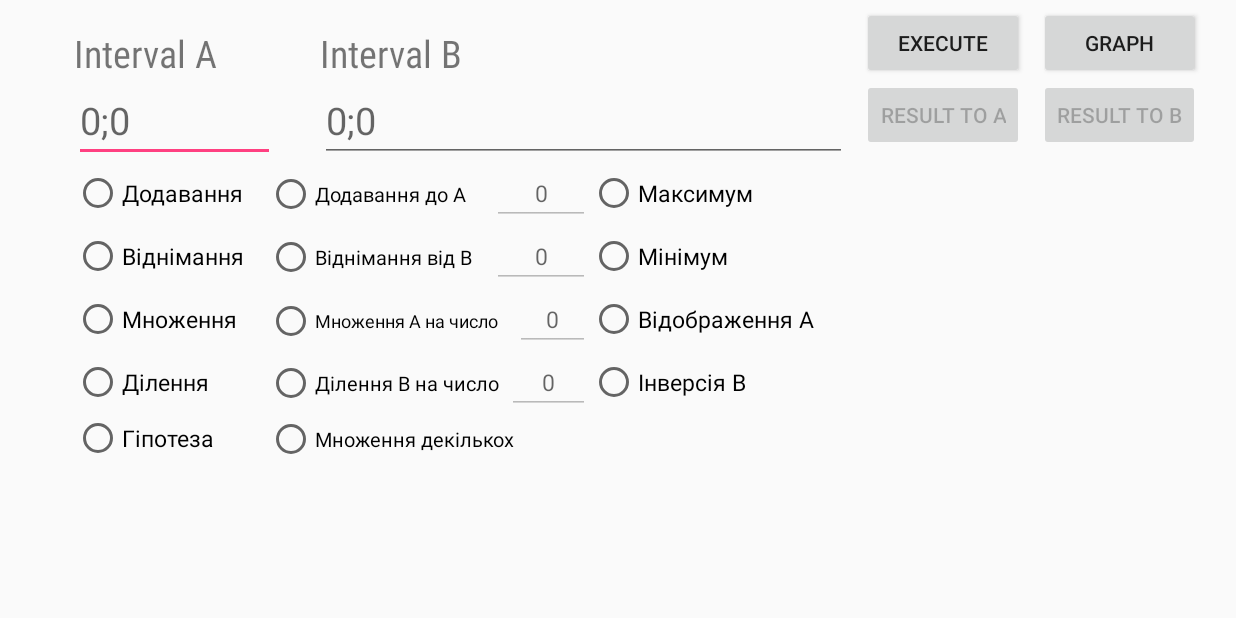
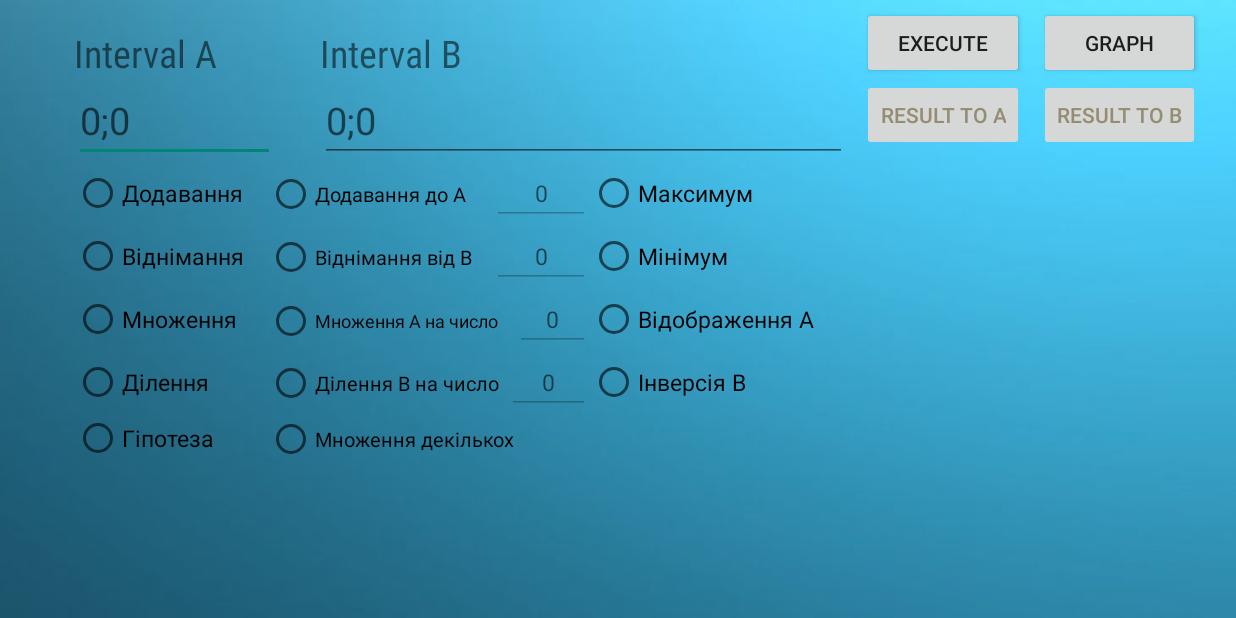
Before and after one commit to sanstorik/confidence_interval_operations, an Android app: the screen it shows after launch (MainActivity), on a phone screen of 824 x 412 dp (held sideways). Run offline under Robolectric (Android 15) with nearby library versions, the phone set to English and light mode, and no system bars.

Commit message:
added new validation for number input, graph activties

```diff
--- a/app/src/main/AndroidManifest.xml
+++ b/app/src/main/AndroidManifest.xml
@@ -12,6 +12,7 @@
         <activity
             android:name=".MainActivity"
             android:configChanges="orientation"
+            android:theme="@style/Theme.AppCompat.DayNight.NoActionBar"
             android:screenOrientation="sensorLandscape">
             <intent-filter>
                 <action android:name="android.intent.action.MAIN" />
@@ -19,7 +20,9 @@
                 <category android:name="android.intent.category.LAUNCHER" />
             </intent-filter>
         </activity>
-        <activity android:name=".interval_array_input.ConfidenceArrayListActivity"></activity>
+        <activity android:name=".interval_array_input.ConfidenceArrayListActivity" />
+        <activity android:name=".interval_graph.interval_graph_activity"
+            />
     </application>
 
 </manifest>
--- a/app/src/main/java/com/example/chloe/confidence_interval_operations/MainActivity.kt
+++ b/app/src/main/java/com/example/chloe/confidence_interval_operations/MainActivity.kt
@@ -28,14 +28,14 @@ class MainActivity : Activity(), MainActivityView {
             intervalB_et.setText(value)
         }
 
-    override val divideNumberInput: Double
-        get() = divideNumber_et.text.toString().toDouble()
-    override val multiplyNumberInput: Double
-        get() = multiplyNumber_et.text.toString().toDouble()
-    override val addNumberInput: Double
-        get() = addNumber_et.text.toString().toDouble()
-    override val substractNumberInput: Double
-        get() = substractNumber_et.text.toString().toDouble()
+    override val divideNumberInput: Double?
+        get() = divideNumber_et.text.toString().toDoubleOrNull()
+    override val multiplyNumberInput: Double?
+        get() = multiplyNumber_et.text.toString().toDoubleOrNull()
+    override val addNumberInput: Double?
+        get() = addNumber_et.text.toString().toDoubleOrNull()
+    override val substractNumberInput: Double?
+        get() = substractNumber_et.text.toString().toDoubleOrNull()
 
     override fun onCreate(savedInstanceState: Bundle?) {
         super.onCreate(savedInstanceState)
@@ -144,10 +144,10 @@ interface MainActivityView {
     var intervalA: String
     var intervalB: String
 
-    val divideNumberInput: Double
-    val multiplyNumberInput: Double
-    val addNumberInput: Double
-    val substractNumberInput: Double
+    val divideNumberInput: Double?
+    val multiplyNumberInput: Double?
+    val addNumberInput: Double?
+    val substractNumberInput: Double?
 
     fun showErrorMessage(msg: String)
 
--- /dev/null
+++ b/app/src/main/res/color/text_color.xml
@@ -0,0 +1,6 @@
+<?xml version="1.0" encoding="utf-8"?>
+<selector xmlns:android="http://schemas.android.com/apk/res/android">
+    <!-- disabled state -->
+    <item android:state_enabled="false" android:color="#948d71" />
+    <item android:color="#1a1919"/>
+</selector>
--- a/app/src/main/res/layout/activity_confidence_array_list.xml
+++ b/app/src/main/res/layout/activity_confidence_array_list.xml
@@ -4,19 +4,20 @@
     xmlns:tools="http://schemas.android.com/tools"
     android:layout_width="match_parent"
     android:layout_height="match_parent"
+    android:background="@drawable/bg2"
     tools:context="com.example.chloe.confidence_interval_operations.interval_array_input.ConfidenceArrayListActivity">
 
     <ListView
         android:id="@+id/intervalArray_lv"
         android:layout_width="match_parent"
         android:layout_height="50dp"
+        android:layout_above="@+id/input_btn"
         android:layout_alignParentTop="true"
         android:layout_centerHorizontal="true"
-        android:dividerHeight="5dp"
         android:layout_marginLeft="20dp"
         android:layout_marginRight="20dp"
         android:layout_marginTop="20dp"
-        android:layout_above="@+id/input_btn" />
+        android:dividerHeight="5dp" />
 
     <Button
         android:id="@+id/input_btn"
--- a/app/src/main/res/layout/activity_main.xml
+++ b/app/src/main/res/layout/activity_main.xml
@@ -4,6 +4,7 @@
     xmlns:tools="http://schemas.android.com/tools"
     android:layout_width="match_parent"
     android:layout_height="match_parent"
+    android:background="@drawable/bg2"
     tools:context="com.example.chloe.confidence_interval_operations.MainActivity">
 
     <TextView
@@ -257,12 +258,12 @@
         android:id="@+id/exec_btn"
         android:layout_width="wrap_content"
         android:layout_height="wrap_content"
-        android:text="Execute"
         android:layout_above="@+id/intervalB_et"
+        android:layout_alignEnd="@+id/res_to_A_btn"
         android:layout_alignLeft="@+id/res_to_A_btn"
+        android:layout_alignRight="@+id/res_to_A_btn"
         android:layout_alignStart="@+id/res_to_A_btn"
-        android:layout_alignRight="@+id/res_to_A_btn"
-        android:layout_alignEnd="@+id/res_to_A_btn" />
+        android:text="Execute" />
 
     <Button
         android:id="@+id/graph_btn"
@@ -277,24 +278,26 @@
 
     <Button
         android:id="@+id/res_to_B_btn"
+        android:textColor="@color/text_color"
         android:layout_width="wrap_content"
         android:layout_height="wrap_content"
-        android:layout_below="@id/graph_btn"
         android:layout_alignParentEnd="true"
         android:layout_alignParentRight="true"
+        android:layout_below="@id/graph_btn"
         android:layout_marginEnd="24dp"
         android:layout_marginRight="24dp"
         android:text="Result to B" />
 
     <Button
         android:id="@+id/res_to_A_btn"
+        android:textColor="@color/text_color"
         android:layout_width="wrap_content"
         android:layout_height="wrap_content"
-        android:text="Result to A"
+        android:layout_below="@+id/exec_btn"
+        android:layout_marginEnd="10dp"
         android:layout_marginRight="10dp"
-        android:layout_marginEnd="10dp"
-        android:layout_below="@+id/exec_btn"
         android:layout_toLeftOf="@+id/res_to_B_btn"
-        android:layout_toStartOf="@+id/res_to_B_btn" />
+        android:layout_toStartOf="@+id/res_to_B_btn"
+        android:text="Result to A" />
 
 </RelativeLayout>
--- a/app/src/main/res/values/styles.xml
+++ b/app/src/main/res/values/styles.xml
@@ -1,7 +1,7 @@
 <resources>
 
     <!-- Base application theme. -->
-    <style name="AppTheme" parent="Theme.AppCompat.Light.NoActionBar">
+    <style name="AppTheme" parent="Theme.AppCompat.Light.DarkActionBar">
         <!-- Customize your theme here. -->
         <item name="colorPrimary">@color/colorPrimary</item>
         <item name="colorPrimaryDark">@color/colorPrimaryDark</item>
```
Also changed, not shown: app/src/main/java/com/example/chloe/confidence_interval_operations/MainActivityPresenter.kt (+20 -6 lines), app/src/main/java/com/example/chloe/confidence_interval_operations/interval_graph/interval_graph_activity.kt (added, +14 -0 lines), app/src/main/res/layout/activity_interval_graph_activity.xml (added, +9 -0 lines), app/src/main/res/drawable/bg.png (added), app/src/main/res/drawable/bg2.jpg (added).
